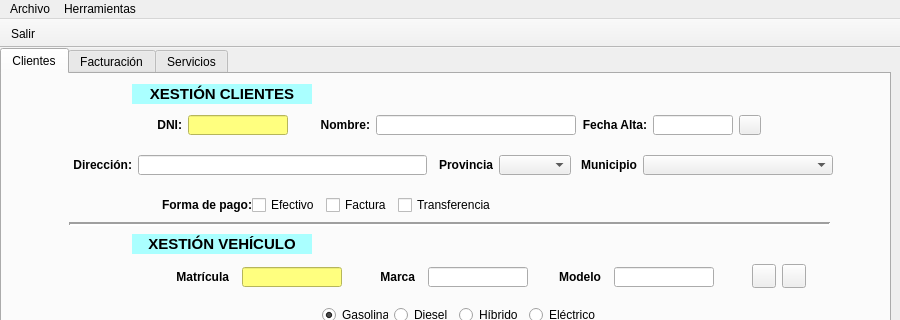
This is ui/ventMain.ui in arielcostas/dam-di-costasguerrero as Qt 5 draws it before an edit; both pictures show x 0 to 900 and y 0 to 320 of the 900 by 650 pixel window. The edited form follows.
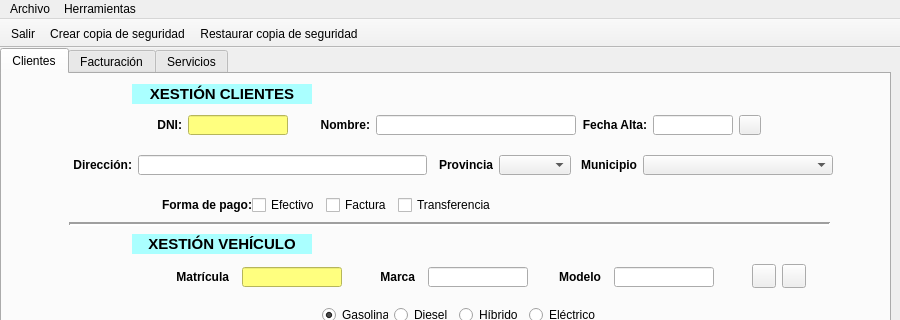
This is the edited form. Icons and pictures are not drawn.

What changed in the file:
```diff
--- a/ui/ventMain.ui
+++ b/ui/ventMain.ui
@@ -947,7 +947,9 @@
    <attribute name="toolBarBreak">
     <bool>false</bool>
    </attribute>
-   <addaction name="toolbarSalir"/>
+   <addaction name="actionSalir"/>
+   <addaction name="actionHacerCopia"/>
+   <addaction name="actionRestaurarCopia"/>
   </widget>
   <action name="actionSalir">
    <property name="text">
@@ -957,18 +959,6 @@
     <string>Alt+S</string>
    </property>
   </action>
-  <action name="toolbarSalir">
-   <property name="icon">
-    <iconset>
-     <normaloff>../img/salir.png</normaloff>../img/salir.png</iconset>
-   </property>
-   <property name="text">
-    <string>Salir</string>
-   </property>
-   <property name="toolTip">
-    <string>Salir</string>
-   </property>
-  </action>
   <action name="actionHacerCopia">
    <property name="text">
     <string>Crear copia de seguridad</string>
```
Left out of the diff: 19 changed lines with no effect on the pictures.
